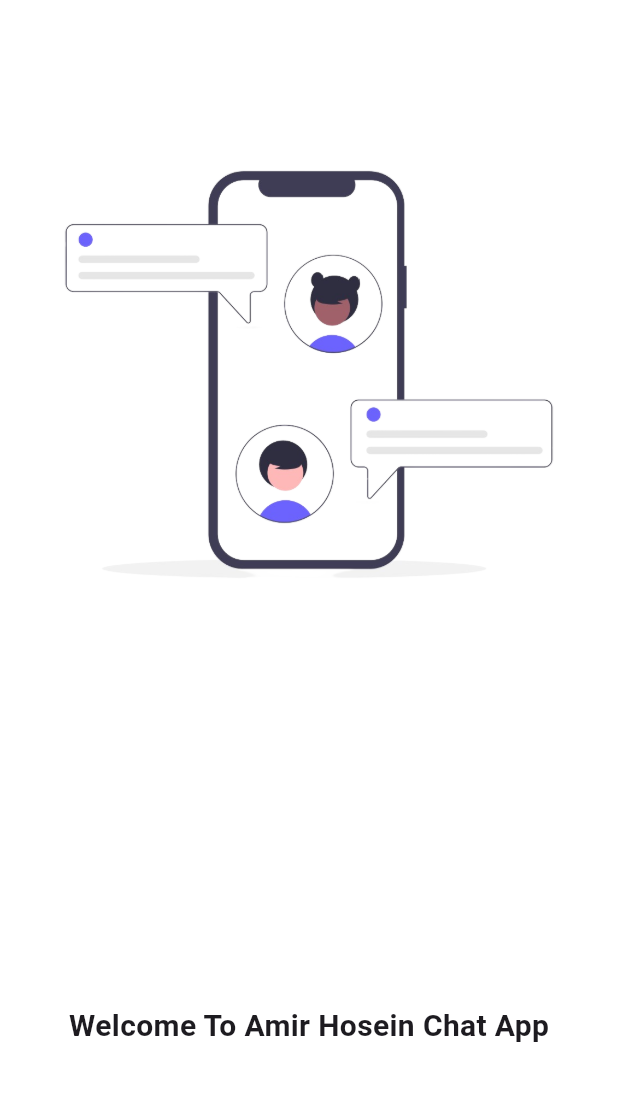
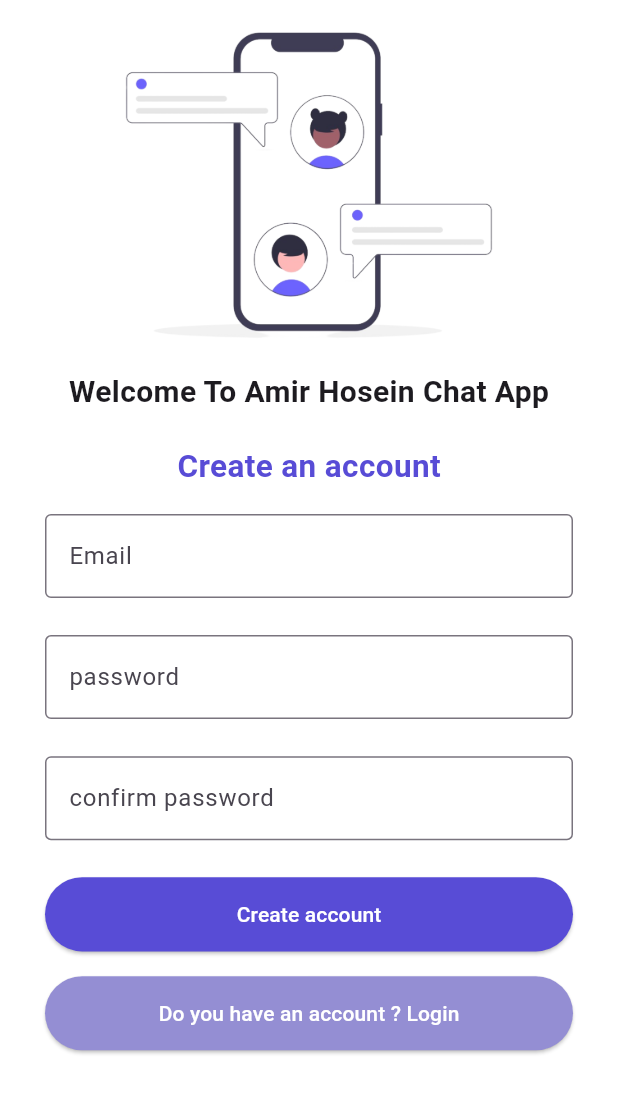
Before and after one commit to noshad76/supabase-chat-app, a Flutter app: the screen it shows after launch, on a phone screen of 412 x 824 dp. Shown: the top 1093 px of the screen. Run offline on Flutter 3.47's test engine with Material 3 defaults, Android fonts, the phone set to English and light mode, and no system bars; our stand-ins replace bloc, equatable, flutter_bloc, get_it, responsive_sizer, supabase_flutter; accounts and stored records are empty.

Commit message:
deleting firebase and implement supabase to project

```diff
--- a/lib/core/theme/theme.dart
+++ b/lib/core/theme/theme.dart
@@ -5,13 +5,14 @@ class ThemeClass {
   Color blackBackgroundColor = const Color.fromARGB(255, 42, 42, 42);
 
   Color chatBackgroundColor = const Color(0xff584CD6);
+  Color chatBackgroundColorW5 = Color.fromARGB(255, 148, 142, 211);
 
   static ThemeData lightTheme = ThemeData(
-    scaffoldBackgroundColor: _themeClass.whiteBackgroundColor,
-    textTheme: const TextTheme(
-        titleMedium: TextStyle(color: Colors.red, fontSize: 40)),
-    primaryColor: _themeClass.chatBackgroundColor,
-  );
+      scaffoldBackgroundColor: _themeClass.whiteBackgroundColor,
+      textTheme: const TextTheme(
+          titleMedium: TextStyle(color: Colors.red, fontSize: 40)),
+      primaryColor: _themeClass.chatBackgroundColor,
+      cardColor: _themeClass.chatBackgroundColorW5);
   static ThemeData darkTheme = ThemeData(
     scaffoldBackgroundColor: _themeClass.blackBackgroundColor,
     primaryColor: _themeClass.chatBackgroundColor,
--- a/lib/features/authentication/data/data_source/authentication_data_source.dart
+++ b/lib/features/authentication/data/data_source/authentication_data_source.dart
@@ -1,22 +1,22 @@
-import 'package:firebase_auth/firebase_auth.dart';
+
+import 'package:supabase_flutter/supabase_flutter.dart';
 
 class AuthenticationDataSource {
-  final FirebaseAuth _firebaseAuth = FirebaseAuth.instance;
+  final _supabase = Supabase.instance.client;
 
   //signin with google
-  Future<UserCredential> signIn(String email, String password) async {
-    return await _firebaseAuth.signInWithEmailAndPassword(
-        email: email, password: password);
+  Future<AuthResponse> signIn(String email, String password) async {
+    return await _supabase.auth
+        .signInWithPassword(password: password, email: email);
   }
 
   //singup
-  Future<UserCredential> signUp(String email, String password) async {
-    return await _firebaseAuth.createUserWithEmailAndPassword(
-        email: email, password: password);
+  Future<AuthResponse> signUp(String email, String password) async {
+    return await _supabase.auth.signUp(password: password, email: email);
   }
 
   //logout
   void logOut() async {
-    await _firebaseAuth.signOut();
+    await _supabase.auth.signOut();
   }
 }
--- a/lib/features/authentication/data/model/user_model.dart
+++ b/lib/features/authentication/data/model/user_model.dart
@@ -1,5 +1,5 @@
 import 'package:chat_app/features/authentication/domain/entities/user_entity.dart';
 
 class UserModel extends UserEntity {
-  const UserModel({required super.userCredential});
+  const UserModel({required super.authResponse});
 }
--- a/lib/features/authentication/domain/repository/authentication_repository.dart
+++ b/lib/features/authentication/domain/repository/authentication_repository.dart
@@ -1,8 +1,8 @@
 import 'package:chat_app/core/resources/data_state.dart';
-import 'package:firebase_auth/firebase_auth.dart';
+import 'package:supabase_flutter/supabase_flutter.dart';
 
 abstract class AuthenticationRepository {
-  Future<DataState<UserCredential>> login(String email,String password);
-  Future<DataState<UserCredential>> sigup(String email,String password);
-  void logoOut();
+  Future<DataState<AuthResponse>> login(String email,String password);
+  Future<DataState<AuthResponse>> sigup(String email,String password);
+  Future<DataState> logoOut();
 }
--- a/lib/features/authentication/domain/usecases/login_usecase.dart
+++ b/lib/features/authentication/domain/usecases/login_usecase.dart
@@ -2,9 +2,9 @@ import 'package:chat_app/core/resources/data_state.dart';
 import 'package:chat_app/core/usecase/usecase.dart';
 import 'package:chat_app/core/usecase/user_params.dart';
 import 'package:chat_app/features/authentication/domain/repository/authentication_repository.dart';
-import 'package:firebase_auth/firebase_auth.dart';
+import 'package:supabase_flutter/supabase_flutter.dart';
 
-class LoginUsecase extends UseCase<DataState<UserCredential>,UserParams> {
+class LoginUsecase extends UseCase<DataState<AuthResponse>,UserParams> {
   AuthenticationRepository authenticationRepository;
   LoginUsecase({
     required this.authenticationRepository,
@@ -12,7 +12,7 @@ class LoginUsecase extends UseCase<DataState<UserCredential>,UserParams> {
 
 
   @override
-  Future<DataState<UserCredential>> call(UserParams param)async {
+  Future<DataState<AuthResponse>> call(UserParams param)async {
    return await authenticationRepository.login(param.email, param.password);
   }
 }
--- a/lib/features/authentication/domain/usecases/signup_usecase.dart
+++ b/lib/features/authentication/domain/usecases/signup_usecase.dart
@@ -1,19 +1,18 @@
-// ignore_for_file: public_member_api_docs, sort_constructors_first
-import 'package:firebase_auth/firebase_auth.dart';
 
 import 'package:chat_app/core/resources/data_state.dart';
 import 'package:chat_app/core/usecase/usecase.dart';
 import 'package:chat_app/core/usecase/user_params.dart';
 import 'package:chat_app/features/authentication/domain/repository/authentication_repository.dart';
+import 'package:supabase_flutter/supabase_flutter.dart';
 
-class SignUpUsecase extends UseCase<DataState<UserCredential>, UserParams> {
+class SignUpUsecase extends UseCase<DataState<AuthResponse>, UserParams> {
   AuthenticationRepository authenticationRepository;
   SignUpUsecase({
     required this.authenticationRepository,
   });
 
   @override
-  Future<DataState<UserCredential>> call(UserParams param) {
+  Future<DataState<AuthResponse>> call(UserParams param) {
     return authenticationRepository.sigup(param.email, param.password);
   }
 }
--- /dev/null
+++ b/lib/features/authentication/presentation/bloc/bloc/authentication_bloc.dart
@@ -0,0 +1,70 @@
+import 'package:bloc/bloc.dart';
+import 'package:chat_app/core/resources/data_state.dart';
+import 'package:chat_app/core/usecase/no_params.dart';
+import 'package:chat_app/core/usecase/user_params.dart';
+import 'package:chat_app/features/authentication/domain/usecases/login_usecase.dart';
+import 'package:chat_app/features/authentication/domain/usecases/logout_usecase.dart';
+import 'package:chat_app/features/authentication/domain/usecases/signup_usecase.dart';
+import 'package:chat_app/features/authentication/presentation/bloc/bloc/login_status.dart';
+import 'package:chat_app/features/authentication/presentation/bloc/bloc/logout_status.dart';
+import 'package:chat_app/features/authentication/presentation/bloc/bloc/signup_status.dart';
+import 'package:equatable/equatable.dart';
+
+part 'authentication_event.dart';
+part 'authentication_state.dart';
+
+class AuthenticationBloc
+    extends Bloc<AuthenticationEvent, AuthenticationState> {
+  LoginUsecase loginUsecase;
+  SignUpUsecase signUpUsecase;
+  LogoutUsecase logoutUsecase;
+
+  AuthenticationBloc(
+      {required this.loginUsecase,
+      required this.logoutUsecase,
+      required this.signUpUsecase})
+      : super(AuthenticationState(
+            loginStatus: LoginInitial(),
+            logoutStatus: LogoutInitial(),
+            signupStatus: SignupInitial())) {
+    /// login event
+    on<LoginEvent>((event, emit) async {
+      emit(state.copyWith(newloginStatus: LoginLoading()));
+      DataState dataState = await loginUsecase(
+          UserParams(email: event.email, password: event.password));
+      if (dataState is DataSuccess) {
+        emit(state.copyWith(
+            newloginStatus: LoginDone(userCredential: dataState.data)));
+      } else {
+        emit(state.copyWith(
+            newloginStatus: LoginError(error: dataState.error!)));
+      }
+    });
+
+    /// logout event
+    on<LogOutEvent>((event, emit) {
+      emit(state.copyWith(newlogoutStatus: LogoutLoading()));
+      DataState dataState = logoutUsecase(NoParam());
+      if (dataState is DataSuccess) {
+        emit(state.copyWith(newlogoutStatus: LogoutDone()));
+      } else {
+        emit(state.copyWith(
+            newlogoutStatus: LogoutError(error: dataState.error!)));
+      }
+    });
+
+    /// signup event
+    on<SignupEvent>((event, emit) async {
+      emit(state.copyWith(newsignupStatus: SignupLoading()));
+      DataState dataState = await signUpUsecase(
+          UserParams(email: event.email, password: event.password));
+      if (dataState is DataSuccess) {
+        emit(state.copyWith(
+            newsignupStatus: SignupDone(userCredential: dataState.data)));
+      } else {
+        emit(state.copyWith(
+            newsignupStatus: SignupError(error: dataState.error!)));
+      }
+    });
+  }
+}
--- /dev/null
+++ b/lib/features/authentication/presentation/bloc/bloc/authentication_event.dart
@@ -0,0 +1,26 @@
+part of 'authentication_bloc.dart';
+
+abstract class AuthenticationEvent extends Equatable {
+  @override
+  List<Object> get props => [];
+}
+
+class LoginEvent extends AuthenticationEvent {
+  final String email;
+  final String password;
+  LoginEvent({
+    required this.email,
+    required this.password,
+  });
+}
+
+class SignupEvent extends AuthenticationEvent {
+  final String email;
+  final String password;
+  SignupEvent({
+    required this.email,
+    required this.password,
+  });
+}
+
+class LogOutEvent extends AuthenticationEvent {}
--- /dev/null
+++ b/lib/features/authentication/presentation/bloc/bloc/authentication_state.dart
@@ -0,0 +1,24 @@
+// ignore_for_file: public_member_api_docs, sort_constructors_first
+part of 'authentication_bloc.dart';
+
+class AuthenticationState extends Equatable {
+ final LoginStatus? loginStatus;
+ final LogoutStatus? logoutStatus;
+ final SignupStatus? signupStatus;
+ const AuthenticationState({
+    required this.loginStatus,
+    required this.logoutStatus,
+    required this.signupStatus,
+  });
+
+  AuthenticationState copyWith({LoginStatus? newloginStatus,
+      SignupStatus? newsignupStatus, LogoutStatus? newlogoutStatus}) {
+    return AuthenticationState(
+        loginStatus: newloginStatus ?? loginStatus,
+        logoutStatus: newlogoutStatus ?? logoutStatus,
+        signupStatus: newsignupStatus ?? signupStatus);
+  }
+
+  @override
+  List<Object?> get props => [loginStatus, signupStatus, logoutStatus];
+}
--- /dev/null
+++ b/lib/features/authentication/presentation/bloc/bloc/login_status.dart
@@ -0,0 +1,32 @@
+import 'package:equatable/equatable.dart';
+import 'package:supabase_flutter/supabase_flutter.dart';
+
+abstract class LoginStatus extends Equatable {}
+
+class LoginLoading extends LoginStatus {
+  @override
+  List<Object?> get props => [];
+}
+
+class LoginInitial extends LoginStatus {
+  @override
+  List<Object?> get props => [];
+}
+
+class LoginDone extends LoginStatus {
+  final AuthResponse userCredential;
+  LoginDone({
+    required this.userCredential,
+  });
+  @override
+  List<Object?> get props => [userCredential];
+}
+
+class LoginError extends LoginStatus {
+  final String error;
+
+  LoginError({required this.error});
+
+  @override
+  List<Object?> get props => [error];
+}
--- /dev/null
+++ b/lib/features/authentication/presentation/bloc/bloc/logout_status.dart
@@ -0,0 +1,29 @@
+
+import 'package:equatable/equatable.dart';
+
+abstract class LogoutStatus extends Equatable {}
+
+class LogoutLoading extends LogoutStatus {
+  @override
+  List<Object?> get props => [];
+}
+
+class LogoutInitial extends LogoutStatus {
+  @override
+  List<Object?> get props => [];
+}
+
+class LogoutDone extends LogoutStatus {
+
+  @override
+  List<Object?> get props => [];
+}
+
+class LogoutError extends LogoutStatus {
+  final String error;
+
+  LogoutError({required this.error});
+
+  @override
+  List<Object?> get props => [error];
+}
--- /dev/null
+++ b/lib/features/authentication/presentation/bloc/bloc/signup_status.dart
@@ -0,0 +1,33 @@
+
+import 'package:equatable/equatable.dart';
+import 'package:supabase_flutter/supabase_flutter.dart';
+
+abstract class SignupStatus extends Equatable {}
+
+class SignupLoading extends SignupStatus {
+  @override
+  List<Object?> get props => [];
+}
+
+class SignupInitial extends SignupStatus {
+  @override
+  List<Object?> get props => [];
+}
+
+class SignupDone extends SignupStatus {
+  final AuthResponse userCredential;
+  SignupDone({
+    required this.userCredential,
+  });
+  @override
+  List<Object?> get props => [userCredential];
+}
+
+class SignupError extends SignupStatus {
+  final String error;
+
+  SignupError({required this.error});
+
+  @override
+  List<Object?> get props => [error];
+}
--- a/lib/features/authentication/presentation/screens/login_page.dart
+++ b/lib/features/authentication/presentation/screens/login_page.dart
@@ -1,37 +1,10 @@
 import 'package:flutter/material.dart';
 
-class LogInPage extends StatelessWidget {
-  const LogInPage({super.key});
+class LoginPage extends StatelessWidget {
+  const LoginPage({super.key});
 
   @override
   Widget build(BuildContext context) {
-    return SafeArea(
-      child: Scaffold(
-        body: Column(
-          crossAxisAlignment: CrossAxisAlignment.center,
-          children: [
-            Spacer(
-              flex: 1,
-            ),
-            Image.asset('assets/illustrations/login.png'),
-            Spacer(
-              flex: 3,
-            ),
-            const Text(
-              'Welcome To Amir Hosein Chat App',
-              style: TextStyle(
-                fontWeight: FontWeight.bold,
-                fontSize: 20,
-              ),
-            ),
-            Padding(
-              padding: const EdgeInsets.symmetric(horizontal: 30, vertical: 20),
-              // child: ,
-            ),
-            Spacer(),
-          ],
-        ),
-      ),
-    );
+    return const Placeholder();
   }
 }
--- a/lib/features/authentication/presentation/screens/signup_page.dart
+++ b/lib/features/authentication/presentation/screens/signup_page.dart
@@ -0,0 +1,192 @@
+import 'package:chat_app/features/authentication/presentation/bloc/bloc/authentication_bloc.dart';
+import 'package:chat_app/features/authentication/presentation/bloc/bloc/signup_status.dart';
+import 'package:flutter/material.dart';
+import 'package:flutter_bloc/flutter_bloc.dart';
+import 'package:responsive_sizer/responsive_sizer.dart';
+
+class SignupPage extends StatefulWidget {
+  SignupPage({super.key});
+
+  @override
+  State<SignupPage> createState() => _SignupPageState();
+}
+
+class _SignupPageState extends State<SignupPage> {
+  final TextEditingController email = TextEditingController();
+
+  final TextEditingController password = TextEditingController();
+
+  final TextEditingController confirmpPassword = TextEditingController();
+
+  var formKey = GlobalKey<FormState>();
+
+  bool isFormHasError = false;
+
+  @override
+  Widget build(BuildContext context) {
+    return SafeArea(
+      child: Scaffold(
+        body: SingleChildScrollView(
+          child: Form(
+            autovalidateMode: AutovalidateMode.onUserInteraction,
+            key: formKey,
+            child: Column(
+              crossAxisAlignment: CrossAxisAlignment.center,
+              children: [
+                AnimatedContainer(
+                  duration: const Duration(milliseconds: 100),
+                  height: isFormHasError ? 25.h : 30.h,
+                  child: Image.asset('assets/illustrations/login.png'),
+                ),
+                const Text(
+                  'Welcome To Amir Hosein Chat App',
+                  style: TextStyle(
+                    fontWeight: FontWeight.bold,
+                    fontSize: 20,
+                  ),
+                ),
+                Padding(
+                  padding:
+                      const EdgeInsets.symmetric(horizontal: 30, vertical: 20),
+                  child: Column(
+                    children: [
+                      Text(
+                        'Create an account',
+                        style: TextStyle(
+                            fontWeight: FontWeight.bold,
+                            fontSize: 21,
+                            color: Theme.of(context).primaryColor),
+                      ),
+                      SizedBox(
+                        height: 2.h,
+                      ),
+                      TextFormField(
+                        validator: (value) {
+                          if (value == null || value.isEmpty) {
+                            return 'please enter email';
+                          } else if (!RegExp(
+                                  r"^[\w-\.]+@([\w-]+\.)+[\w-]{2,4}$")
+                              .hasMatch(value)) {
+                            return 'please enter valid email';
+                          }
+                          return null;
+                        },
+                        controller: email,
+                        decoration: const InputDecoration(
+                            border: OutlineInputBorder(), labelText: 'Email'),
+                      ),
+                      SizedBox(
+                        height: 3.h,
+                      ),
+                      TextFormField(
+                        validator: (value) {
+                          if (value == null || value.isEmpty) {
+                            return 'please enter password';
+                          } else if (!RegExp(
+                                  r"^(?=.*\d)(?=.*[a-z])(?=.*[A-Z])(?=.*[a-zA-Z]).{8,}$")
+                              .hasMatch(value)) {
+                            return 'please enter valid password';
+                          }
+                          return null;
+                        },
+                        controller: password,
+                        decoration: const InputDecoration(
+                            border: OutlineInputBorder(),
+                            labelText: 'password'),
+                      ),
+                      SizedBox(
+                        height: 3.h,
+                      ),
+                      TextFormField(
+                        validator: (value) {
+                          if (value == null || value.isEmpty) {
+                            return 'please confirm password';
+                          } else if (value != password.text) {
+                            return 'passwords not the same';
+                          }
+                          return null;
+                        },
+                        controller: confirmpPassword,
+                        decoration: const InputDecoration(
+                            border: OutlineInputBorder(),
+                            labelText: 'confirm password'),
+                      ),
+                      SizedBox(
+                        height: 3.h,
+                      ),
+                      BlocConsumer<AuthenticationBloc, AuthenticationState>(
+                        listener: (context, state) {
+                          if (state.signupStatus is SignupDone) {
+                            SignupDone signupStatus =
+                                state.signupStatus as SignupDone;
+                            ScaffoldMessenger.of(context).showSnackBar(SnackBar(
+                                content: Text(
+                                    "${signupStatus.userCredential.user!.email}")));
+                          }
+                          if (state.signupStatus is SignupError) {
+                            SignupError signupStatus =
+                                state.signupStatus as SignupError;
+                            ScaffoldMessenger.of(context).showSnackBar(SnackBar(
+                                content: Text(signupStatus.error)));
+                          }
+                        },
+                        builder: (context, state) {
+                          return ElevatedButton(
+                              style: ButtonStyle(
+                                  minimumSize: MaterialStatePropertyAll(
+                                      Size(100.w, 6.h)),
+                                  backgroundColor: MaterialStatePropertyAll(
+                                      Theme.of(context).primaryColor)),
+                              onPressed: () async {
+                                if (formKey.currentState!.validate()) {
+                                  setState(() {
+                                    isFormHasError = false;
+                                  });
+                                  BlocProvider.of<AuthenticationBloc>(context)
+                                      .add(SignupEvent(
+                                          email: email.text,
+                                          password: password.text));
+                                } else {
+                                  setState(() {
+                                    isFormHasError = true;
+                                  });
+                                }
+                              },
+                              child: state.signupStatus is SignupLoading
+                                  ? const CircularProgressIndicator()
+                                  : Text(
+                                      'Create account',
+                                      style: TextStyle(
+                                        color: Theme.of(context)
+                                            .scaffoldBackgroundColor,
+                                      ),
+                                    ));
+                        },
+                      ),
+                      SizedBox(
+                        height: 2.h,
+                      ),
+                      ElevatedButton(
+                          style: ButtonStyle(
+                              minimumSize:
+                                  MaterialStatePropertyAll(Size(100.w, 6.h)),
+                              backgroundColor: MaterialStatePropertyAll(
+                                  Theme.of(context).cardColor)),
+                          onPressed: () {},
+                          child: Text(
+                            'Do you have an account ? Login',
+                            style: TextStyle(
+                              color: Theme.of(context).scaffoldBackgroundColor,
+                            ),
+                          ))
+                    ],
+                  ),
+                ),
+              ],
+            ),
+          ),
+        ),
+      ),
+    );
+  }
+}
--- a/lib/main.dart
+++ b/lib/main.dart
@@ -1,29 +1,48 @@
+import 'package:chat_app/core/resources/api_keys.dart';
 import 'package:chat_app/core/theme/theme.dart';
-import 'package:chat_app/features/authentication/presentation/screens/login_page.dart';
-import 'package:chat_app/firebase_options.dart';
-import 'package:firebase_core/firebase_core.dart';
+import 'package:chat_app/features/authentication/presentation/bloc/bloc/authentication_bloc.dart';
+import 'package:chat_app/features/authentication/presentation/screens/signup_page.dart';
+import 'package:chat_app/service_locator.dart';
 import 'package:flutter/material.dart';
+import 'package:flutter_bloc/flutter_bloc.dart';
+import 'package:responsive_sizer/responsive_sizer.dart';
+import 'package:supabase_flutter/supabase_flutter.dart';
 
 void main() async {
   WidgetsFlutterBinding.ensureInitialized();
-await Firebase.initializeApp(
-    options: DefaultFirebaseOptions.currentPlatform,
+    await Supabase.initialize(
+    url: projectUrl,
+    anonKey: projectApi,
   );
-  runApp(MainApp());
+
+  await initializeLocator();
+
+  runApp(const MainApp());
 }
 
 class MainApp extends StatelessWidget {
-  MainApp({super.key});
+  const MainApp({super.key});
 
   @override
   Widget build(BuildContext context) {
+    return MultiBlocProvider(
+      providers: [
+        BlocProvider<AuthenticationBloc>(
+          create: (context) => instance(),
+        )
+      ],
+      child: ResponsiveSizer(
+        builder: (p0, p1, p2) {
           return MaterialApp(
             debugShowCheckedModeBanner: false,
             title: 'Chat App',
             theme: ThemeClass.lightTheme,
             darkTheme: ThemeClass.darkTheme,
             themeMode: ThemeMode.system,
-      home: const LogInPage(),
+            home: SignupPage(),
+          );
+        },
+      ),
     );
   }
 }
--- a/pubspec.yaml
+++ b/pubspec.yaml
@@ -9,15 +9,14 @@ environment:
 dependencies:
   flutter:
     sdk: flutter
-  firebase_core: ^2.26.0
-  # cloud_firestore: ^4.0.0
 
   bloc: ^8.1.2
   flutter_bloc: ^8.1.3
   equatable: ^2.0.5
   # toastification: ^1.2.0
   get_it: ^7.6.7
-  firebase_auth: ^4.17.7
+  responsive_sizer: ^3.3.0+1
+  supabase_flutter: ^2.3.4
 dev_dependencies:
   flutter_test:
     sdk: flutter
```
Also changed, not shown: lib/features/authentication/data/repository/authentication_repository_impl.dart (+15 -9 lines), lib/features/authentication/domain/entities/user_entity.dart (+5 -6 lines), lib/service_locator.dart (+30 -0 lines), lib/firebase_options.dart (deleted), pubspec.lock, 6 other files. Lines whose indentation alone changed are shown as unchanged.
